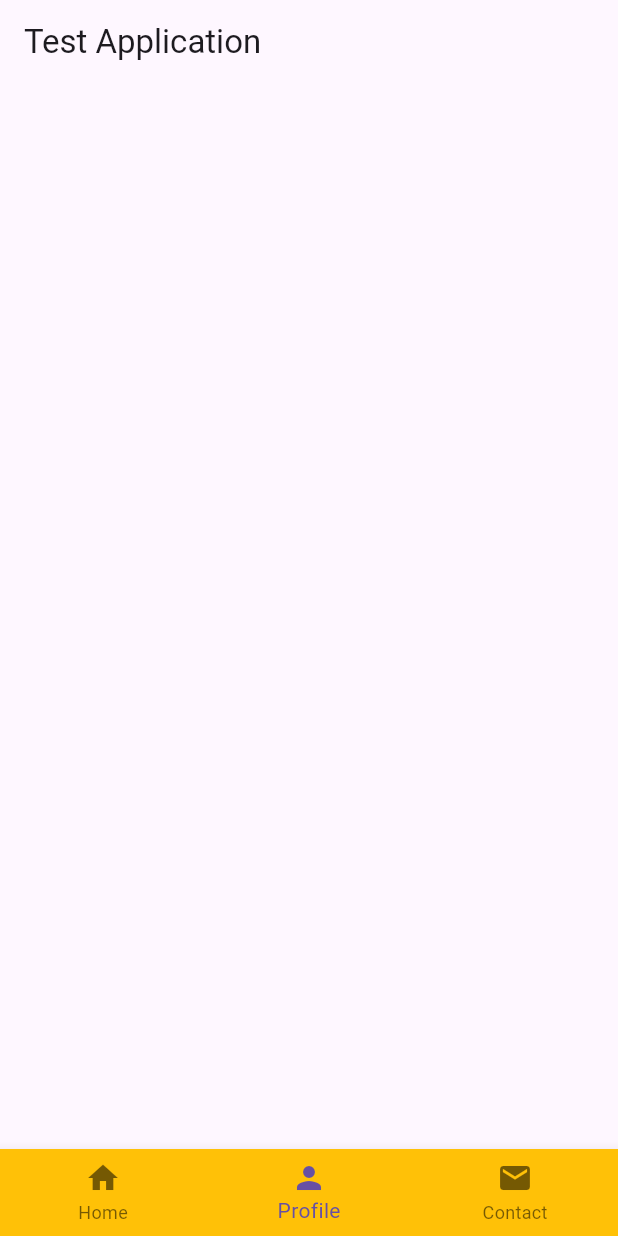
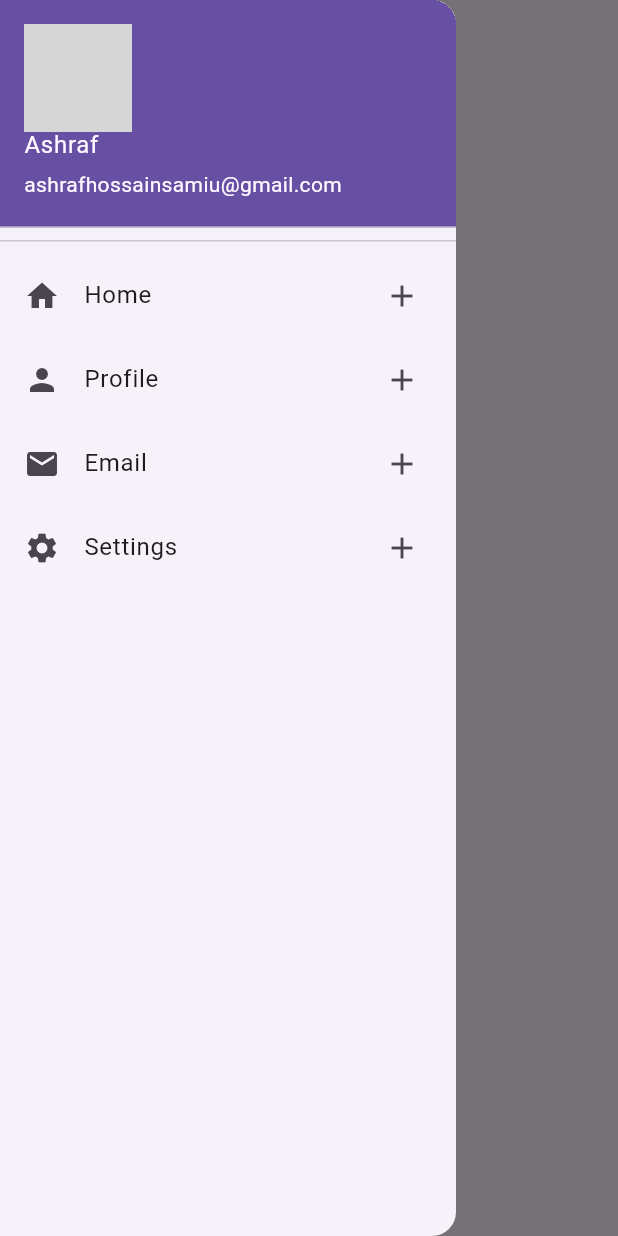
Before and after one commit to Ashraf-Samiu/Flutter-EssentialWidgets, a Flutter app: the screen it shows after launch, with the side drawer open (before the commit the screen has no drawer), on a phone screen of 412 x 824 dp. Run offline on Flutter 3.47's test engine with Material 3 defaults, Android fonts, the phone set to English and light mode, and no system bars; network calls fail; grey boxes are pictures that could not be loaded.

Commit message:
NavigationDrawer commit

```diff
--- a/lib/main.dart
+++ b/lib/main.dart
@@ -1,5 +1,5 @@
 import 'package:flutter/material.dart';
-///BottomTabNavigation
+///NavigationDrawer
 void main(){
   runApp(const MyApp());
 }
@@ -9,7 +9,6 @@ class MyApp extends StatelessWidget{
   Widget build(BuildContext context) {
     return const MaterialApp(
       debugShowCheckedModeBanner: false,
-      title: "Application Title",
       home: HomeActivity(),
     );
   }
@@ -27,23 +26,23 @@ class HomeActivity extends StatelessWidget{
       appBar: AppBar(
         title: const Text("Test Application"),
       ),
-      bottomNavigationBar: BottomNavigationBar(
-        backgroundColor: Colors.amber,
-        currentIndex: 1,
-          items: const [
-            BottomNavigationBarItem(icon: Icon(Icons.home), label: "Home"),
-            BottomNavigationBarItem(icon: Icon(Icons.person), label: "Profile"),
-            BottomNavigationBarItem(icon: Icon(Icons.email), label: "Contact")
+      drawer: Drawer(
+        child: ListView(
+          children: [
+            DrawerHeader(
+              padding: const EdgeInsets.all(0),
+                child: UserAccountsDrawerHeader(
+                    accountName: const Text("Ashraf"),
+                    accountEmail: const Text("ashrafhossainsamiu@gmail.com"),
+                    currentAccountPicture: Image.network("https://cdn-images-1.medium.com/v2/resize:fit:918/1*rb3JJRN2YfybijTcxQiiUQ.png"),
+                ),
+            ),
+            ListTile(leading: Icon(Icons.home),title: Text("Home"),trailing: Icon(Icons.add),onTap: (){mySnackBar("This is Home", context);}),
+            ListTile(leading: Icon(Icons.person),title: Text("Profile"),trailing: Icon(Icons.add),onTap: (){mySnackBar("This is profile", context);}),
+            ListTile(leading: Icon(Icons.email),title: Text("Email"),trailing: Icon(Icons.add),onTap: (){mySnackBar("This is email", context);}),
+            ListTile(leading: Icon(Icons.settings),title: Text("Settings"),trailing: Icon(Icons.add),onTap: (){mySnackBar("This is settings", context);})
           ],
-        onTap: (int index){
-          if(index==0){
-            mySnackBar("This is Home", context);
-          }else if(index==1){
-            mySnackBar("this is profile", context);
-          }else if(index==2){
-            mySnackBar("This is contract", context);
-          }
-        },
+        ),
       ),
     );
   }
```
